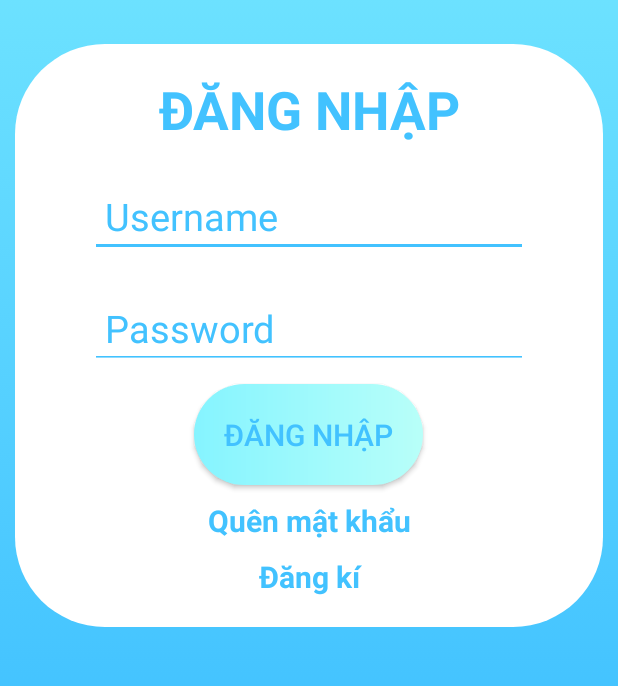
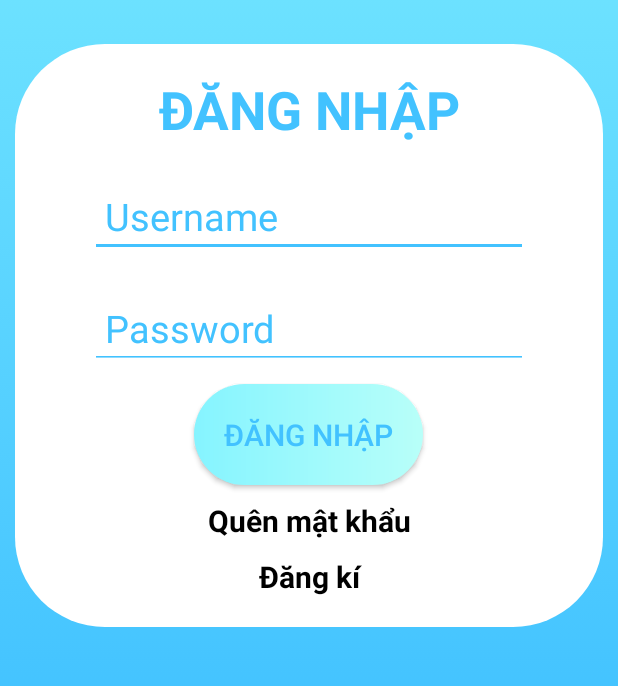
Before and after one commit to NgocAnhTu/Nerd3, an Android app: the Login screen opened directly, with no data from a screen before it, on a phone screen of 412 x 824 dp, the part 511-1197 px from its top. Run offline under Robolectric (Android 15) with nearby library versions, the phone set to English and light mode, and no system bars.

Commit message:
doi mau chu va them nut

```diff
--- a/app/src/main/res/layout/activity_login.xml
+++ b/app/src/main/res/layout/activity_login.xml
@@ -77,7 +77,7 @@
             android:layout_height="wrap_content"
             android:text="Quên mật khẩu"
             android:textAlignment="center"
-            android:textColor="#42C2FF"
+            android:textColor="#000000"
             android:textSize="20dp"
             android:layout_marginTop="10dp"
             android:textStyle="bold"/>
@@ -88,7 +88,7 @@
             android:layout_height="wrap_content"
             android:text="Đăng kí"
             android:textAlignment="center"
-            android:textColor="#42C2FF"
+            android:textColor="#000000"
             android:textSize="20dp"
             android:layout_marginTop="10dp"
             android:textStyle="bold"/>
--- a/app/src/main/res/layout/activity_register.xml
+++ b/app/src/main/res/layout/activity_register.xml
@@ -88,7 +88,7 @@
             android:layout_height="wrap_content"
             android:text="Đăng ký đồng nghĩa với việc bạn đồng ý tuân thủ theo Điều khoản của Nerd"
             android:textAlignment="center"
-            android:textColor="#42C2FF" />
+            android:textColor="#000000" />
 
         <TableLayout
             android:layout_width="wrap_content"
```
